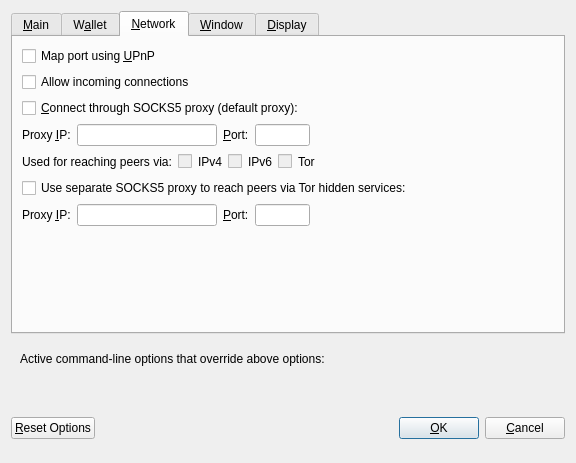
Old version of the form src/qt/forms/optionsdialog.ui in the repository watsoncoders/SelaCoin.
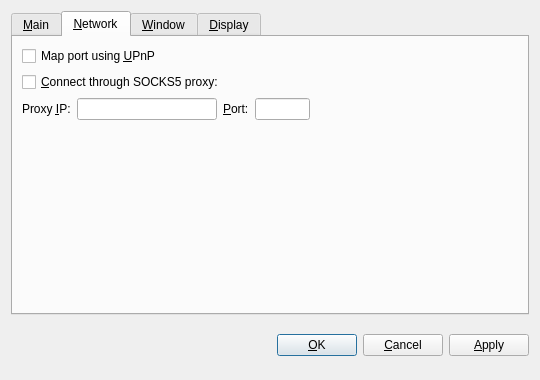
New version of the form. The open tabs and pages were chosen to show the change. Custom widgets are drawn as their Qt base class.

```diff
--- a/src/qt/forms/optionsdialog.ui
+++ b/src/qt/forms/optionsdialog.ui
@@ -6,8 +6,8 @@
    <rect>
     <x>0</x>
     <y>0</y>
-    <width>576</width>
-    <height>402</height>
+    <width>540</width>
+    <height>380</height>
    </rect>
   </property>
   <property name="windowTitle">
@@ -19,6 +19,9 @@
   <layout class="QVBoxLayout" name="verticalLayout">
    <item>
     <widget class="QTabWidget" name="tabWidget">
+     <property name="tabPosition">
+      <enum>QTabWidget::North</enum>
+     </property>
      <property name="currentIndex">
       <number>0</number>
      </property>
@@ -132,174 +135,6 @@
        </item>
       </layout>
      </widget>
-     <widget class="QWidget" name="tabWallet">
-      <attribute name="title">
-       <string>W&amp;allet</string>
-      </attribute>
-      <layout class="QVBoxLayout" name="verticalLayout_Wallet">
-       <item>
-        <widget class="QGroupBox" name="groupBox">
-         <property name="title">
-          <string>Expert</string>
-         </property>
-         <layout class="QVBoxLayout" name="verticalLayout_2">
-          <item>
-           <widget class="QCheckBox" name="coinControlFeatures">
-            <property name="toolTip">
-             <string>Whether to show coin control features or not.</string>
-            </property>
-            <property name="text">
-             <string>Enable coin &amp;control features</string>
-            </property>
-           </widget>
-          </item>
-          <item>
-           <widget class="QCheckBox" name="showMasternodesTab">
-            <property name="toolTip">
-             <string>Show additional tab listing all your masternodes in first sub-tab&lt;br/&gt;and all masternodes on the network in second sub-tab.</string>
-            </property>
-            <property name="text">
-             <string>Show Masternodes Tab</string>
-            </property>
-           </widget>
-          </item>
-          <item>
-           <widget class="QCheckBox" name="showAdvancedPSUI">
-            <property name="toolTip">
-             <string>Show additional information and buttons for PrivateSend on overview screen.</string>
-            </property>
-            <property name="text">
-             <string>Enable advanced PrivateSend interface</string>
-            </property>
-           </widget>
-          </item>
-          <item>
-           <widget class="QCheckBox" name="showPrivateSendPopups">
-            <property name="toolTip">
-             <string>Show system popups for PrivateSend mixing transactions&lt;br/&gt;just like for all other transaction types.</string>
-            </property>
-            <property name="text">
-             <string>Show popups for PrivateSend transactions</string>
-            </property>
-           </widget>
-          </item>
-          <item>
-           <widget class="QCheckBox" name="lowKeysWarning">
-            <property name="toolTip">
-             <string>Show warning dialog when PrivateSend detects that wallet has very low number of keys left.</string>
-            </property>
-            <property name="text">
-             <string>Warn if PrivateSend is running out of keys</string>
-            </property>
-           </widget>
-          </item>
-          <item>
-           <widget class="QCheckBox" name="privateSendMultiSession">
-            <property name="toolTip">
-             <string>Whether to use experimental PrivateSend mode with multiple mixing sessions per block.&lt;br/&gt;Note: You must use this feature carefully.&lt;br/&gt;Make sure you always have recent wallet (auto)backup in a safe place!</string>
-            </property>
-            <property name="text">
-             <string>Enable PrivateSend &amp;multi-session</string>
-            </property>
-           </widget>
-          </item>
-          <item>
-           <widget class="QCheckBox" name="spendZeroConfChange">
-            <property name="toolTip">
-             <string>If you disable the spending of unconfirmed change, the change from a transaction&lt;br/&gt;cannot be used until that transaction has at least one confirmation.&lt;br/&gt;This also affects how your balance is computed.</string>
-            </property>
-            <property name="text">
-             <string>&amp;Spend unconfirmed change</string>
-            </property>
-           </widget>
-          </item>
-         </layout>
-        </widget>
-       </item>
-       <item>
-        <layout class="QHBoxLayout" name="horizontalLayout_4_Wallet">
-         <item>
-          <widget class="QLabel" name="label">
-           <property name="toolTip">
-            <string>This setting determines the amount of individual masternodes that an input will be anonymized through.&lt;br/&gt;More rounds of anonymization gives a higher degree of privacy, but also costs more in fees.</string>
-           </property>
-           <property name="text">
-            <string>PrivateSend rounds to use</string>
-           </property>
-          </widget>
-         </item>
-         <item>
-          <widget class="QSpinBox" name="privateSendRounds">
-           <property name="minimum">
-            <number>2</number>
-           </property>
-           <property name="maximum">
-            <number>16</number>
-           </property>
-           <property name="value">
-            <number>4</number>
-           </property>
-          </widget>
-         </item>
-        </layout>
-       </item>
-       <item>
-        <layout class="QHBoxLayout" name="horizontalLayout">
-         <item>
-          <widget class="QLabel" name="label_2">
-           <property name="toolTip">
-            <string>This amount acts as a threshold to turn off PrivateSend once it's reached.</string>
-           </property>
-           <property name="statusTip">
-            <string notr="true"/>
-           </property>
-           <property name="whatsThis">
-            <string notr="true"/>
-           </property>
-           <property name="accessibleName">
-            <string notr="true"/>
-           </property>
-           <property name="accessibleDescription">
-            <string notr="true"/>
-           </property>
-           <property name="text">
-            <string>Amount of SelaCoin to keep anonymized</string>
-           </property>
-          </widget>
-         </item>
-         <item>
-          <widget class="QSpinBox" name="privateSendAmount">
-           <property name="minimum">
-            <number>2</number>
-           </property>
-           <property name="maximum">
-            <number>2000</number>
-           </property>
-           <property name="singleStep">
-            <number>10</number>
-           </property>
-           <property name="value">
-            <number>1000</number>
-           </property>
-          </widget>
-         </item>
-        </layout>
-       </item>
-       <item>
-        <spacer name="verticalSpacer_Wallet">
-         <property name="orientation">
-          <enum>Qt::Vertical</enum>
-         </property>
-         <property name="sizeHint" stdset="0">
-          <size>
-           <width>20</width>
-           <height>40</height>
-          </size>
-         </property>
-        </spacer>
-       </item>
-      </layout>
-     </widget>
      <widget class="QWidget" name="tabNetwork">
       <attribute name="title">
        <string>&amp;Network</string>
@@ -315,23 +150,13 @@
          </property>
         </widget>
        </item>
-       <item>
-        <widget class="QCheckBox" name="allowIncoming">
-         <property name="toolTip">
-          <string>Accept connections from outside</string>
-         </property>
-         <property name="text">
-          <string>Allow incoming connections</string>
-         </property>
-        </widget>
-       </item>
        <item>
         <widget class="QCheckBox" name="connectSocks">
          <property name="toolTip">
           <string>Connect to the SelaCoin network through a SOCKS5 proxy.</string>
          </property>
          <property name="text">
-          <string>&amp;Connect through SOCKS5 proxy (default proxy):</string>
+          <string>&amp;Connect through SOCKS5 proxy:</string>
          </property>
         </widget>
        </item>
@@ -352,12 +177,6 @@
          </item>
          <item>
           <widget class="QValidatedLineEdit" name="proxyIp">
-           <property name="minimumSize">
-            <size>
-             <width>140</width>
-             <height>0</height>
-            </size>
-           </property>
            <property name="maximumSize">
             <size>
              <width>140</width>
@@ -384,12 +203,6 @@
          </item>
          <item>
           <widget class="QLineEdit" name="proxyPort">
-           <property name="minimumSize">
-            <size>
-             <width>55</width>
-             <height>0</height>
-            </size>
-           </property>
            <property name="maximumSize">
             <size>
              <width>55</width>
@@ -402,194 +215,7 @@
           </widget>
          </item>
          <item>
-          <spacer name="horizontalSpacer_1_Network">
-           <property name="orientation">
-            <enum>Qt::Horizontal</enum>
-           </property>
-           <property name="sizeHint" stdset="0">
-            <size>
-             <width>40</width>
-             <height>20</height>
-            </size>
-           </property>
-          </spacer>
-         </item>
-        </layout>
-       </item>
-       <item>
-        <layout class="QHBoxLayout" name="horizontalLayout_2_Network">
-         <item>
-          <widget class="QLabel" name="proxyActiveNets">
-           <property name="text">
-            <string>Used for reaching peers via:</string>
-           </property>
-           <property name="textFormat">
-            <enum>Qt::PlainText</enum>
-           </property>
-          </widget>
-         </item>
-         <item>
-          <widget class="QCheckBox" name="proxyReachIPv4">
-           <property name="enabled">
-            <bool>false</bool>
-           </property>
-           <property name="toolTip">
-            <string>Shows, if the supplied default SOCKS5 proxy is used to reach peers via this network type.</string>
-           </property>
-           <property name="text">
-            <string/>
-           </property>
-          </widget>
-         </item>
-         <item>
-          <widget class="QLabel" name="proxyReachIPv4Label">
-           <property name="text">
-            <string>IPv4</string>
-           </property>
-           <property name="textFormat">
-            <enum>Qt::PlainText</enum>
-           </property>
-          </widget>
-         </item>
-         <item>
-          <widget class="QCheckBox" name="proxyReachIPv6">
-           <property name="enabled">
-            <bool>false</bool>
-           </property>
-           <property name="toolTip">
-            <string>Shows, if the supplied default SOCKS5 proxy is used to reach peers via this network type.</string>
-           </property>
-           <property name="text">
-            <string/>
-           </property>
-          </widget>
-         </item>
-         <item>
-          <widget class="QLabel" name="proxyReachIPv6Label">
-           <property name="text">
-            <string>IPv6</string>
-           </property>
-           <property name="textFormat">
-            <enum>Qt::PlainText</enum>
-           </property>
-          </widget>
-         </item>
-         <item>
-          <widget class="QCheckBox" name="proxyReachTor">
-           <property name="enabled">
-            <bool>false</bool>
-           </property>
-           <property name="toolTip">
-            <string>Shows, if the supplied default SOCKS5 proxy is used to reach peers via this network type.</string>
-           </property>
-           <property name="text">
-            <string/>
-           </property>
-          </widget>
-         </item>
-         <item>
-          <widget class="QLabel" name="proxyReachTorLabel">
-           <property name="text">
-            <string>Tor</string>
-           </property>
-           <property name="textFormat">
-            <enum>Qt::PlainText</enum>
-           </property>
-          </widget>
-         </item>
-         <item>
-          <spacer name="horizontalSpacer_2_Network">
-           <property name="orientation">
-            <enum>Qt::Horizontal</enum>
-           </property>
-           <property name="sizeHint" stdset="0">
-            <size>
-             <width>40</width>
-             <height>20</height>
-            </size>
-           </property>
-          </spacer>
-         </item>
-        </layout>
-       </item>
-       <item>
-        <widget class="QCheckBox" name="connectSocksTor">
-         <property name="toolTip">
-          <string>Connect to the SelaCoin network through a separate SOCKS5 proxy for Tor hidden services.</string>
-         </property>
-         <property name="text">
-          <string>Use separate SOCKS5 proxy to reach peers via Tor hidden services:</string>
-         </property>
-        </widget>
-       </item>
-       <item>
-        <layout class="QHBoxLayout" name="horizontalLayout_3_Network">
-         <item>
-          <widget class="QLabel" name="proxyIpTorLabel">
-           <property name="text">
-            <string>Proxy &amp;IP:</string>
-           </property>
-           <property name="textFormat">
-            <enum>Qt::PlainText</enum>
-           </property>
-           <property name="buddy">
-            <cstring>proxyIpTor</cstring>
-           </property>
-          </widget>
-         </item>
-         <item>
-          <widget class="QValidatedLineEdit" name="proxyIpTor">
-           <property name="minimumSize">
-            <size>
-             <width>140</width>
-             <height>0</height>
-            </size>
-           </property>
-           <property name="maximumSize">
-            <size>
-             <width>140</width>
-             <height>16777215</height>
-            </size>
-           </property>
-           <property name="toolTip">
-            <string>IP address of the proxy (e.g. IPv4: 127.0.0.1 / IPv6: ::1)</string>
-           </property>
-          </widget>
-         </item>
-         <item>
-          <widget class="QLabel" name="proxyPortTorLabel">
-           <property name="text">
-            <string>&amp;Port:</string>
-           </property>
-           <property name="textFormat">
-            <enum>Qt::PlainText</enum>
-           </property>
-           <property name="buddy">
-            <cstring>proxyPortTor</cstring>
-           </property>
-          </widget>
-         </item>
-         <item>
-          <widget class="QLineEdit" name="proxyPortTor">
-           <property name="minimumSize">
-            <size>
-             <width>55</width>
-             <height>0</height>
-            </size>
-           </property>
-           <property name="maximumSize">
-            <size>
-             <width>55</width>
-             <height>16777215</height>
-            </size>
-           </property>
-           <property name="toolTip">
-            <string>Port of the proxy (e.g. 9050)</string>
-           </property>
-          </widget>
-         </item>
-         <item>
-          <spacer name="horizontalSpacer_4_Network">
+          <spacer name="horizontalSpacer_Network">
            <property name="orientation">
             <enum>Qt::Horizontal</enum>
            </property>
@@ -826,67 +452,8 @@
      </widget>
     </widget>
    </item>
-   <item>
-    <widget class="QFrame" name="frame">
-     <layout class="QVBoxLayout" name="verticalLayout_Bottom">
-      <item>
-       <layout class="QHBoxLayout" name="horizontalLayout_Bottom">
-        <item>
-         <widget class="QLabel" name="overriddenByCommandLineInfoLabel">
-          <property name="text">
-           <string>Active command-line options that override above options:</string>
-          </property>
-          <property name="textFormat">
-           <enum>Qt::PlainText</enum>
-          </property>
-         </widget>
-        </item>
-        <item>
-         <spacer name="horizontalSpacer_Bottom">
-          <property name="orientation">
-           <enum>Qt::Horizontal</enum>
-          </property>
-          <property name="sizeHint" stdset="0">
-           <size>
-            <width>40</width>
-            <height>20</height>
-           </size>
-          </property>
-         </spacer>
-        </item>
-       </layout>
-      </item>
-      <item>
-       <widget class="QLabel" name="overriddenByCommandLineLabel">
-        <property name="text">
-         <string/>
-        </property>
-        <property name="textFormat">
-         <enum>Qt::PlainText</enum>
-        </property>
-        <property name="wordWrap">
-         <bool>true</bool>
-        </property>
-       </widget>
-      </item>
-     </layout>
-    </widget>
-   </item>
    <item>
     <layout class="QHBoxLayout" name="horizontalLayout_Buttons">
-     <item>
-      <widget class="QPushButton" name="resetButton">
-       <property name="toolTip">
-        <string>Reset all client options to default.</string>
-       </property>
-       <property name="text">
-        <string>&amp;Reset Options</string>
-       </property>
-       <property name="autoDefault">
-        <bool>false</bool>
-       </property>
-      </widget>
-     </item>
      <item>
       <spacer name="horizontalSpacer_1">
        <property name="orientation">
@@ -902,12 +469,6 @@
      </item>
      <item>
       <widget class="QLabel" name="statusLabel">
-       <property name="minimumSize">
-        <size>
-         <width>200</width>
-         <height>0</height>
-        </size>
-       </property>
        <property name="font">
         <font>
          <weight>75</weight>
@@ -943,12 +504,6 @@
        <property name="text">
         <string>&amp;OK</string>
        </property>
-       <property name="autoDefault">
-        <bool>false</bool>
-       </property>
-       <property name="default">
-        <bool>true</bool>
-       </property>
       </widget>
      </item>
      <item>
@@ -961,21 +516,36 @@
        </property>
       </widget>
      </item>
+     <item>
+      <widget class="QPushButton" name="applyButton">
+       <property name="text">
+        <string>&amp;Apply</string>
+       </property>
+       <property name="autoDefault">
+        <bool>false</bool>
+       </property>
+      </widget>
+     </item>
     </layout>
    </item>
   </layout>
  </widget>
  <customwidgets>
   <customwidget>
-   <class>QValidatedLineEdit</class>
-   <extends>QLineEdit</extends>
-   <header>qvalidatedlineedit.h</header>
+   <class>BitcoinAmountField</class>
+   <extends>QSpinBox</extends>
+   <header>bitcoinamountfield.h</header>
   </customwidget>
   <customwidget>
    <class>QValueComboBox</class>
    <extends>QComboBox</extends>
    <header>qvaluecombobox.h</header>
   </customwidget>
+  <customwidget>
+   <class>QValidatedLineEdit</class>
+   <extends>QLineEdit</extends>
+   <header>qvalidatedlineedit.h</header>
+  </customwidget>
  </customwidgets>
  <resources/>
  <connections/>
```
Left out of the diff: 297 changed lines with no effect on the pictures.
